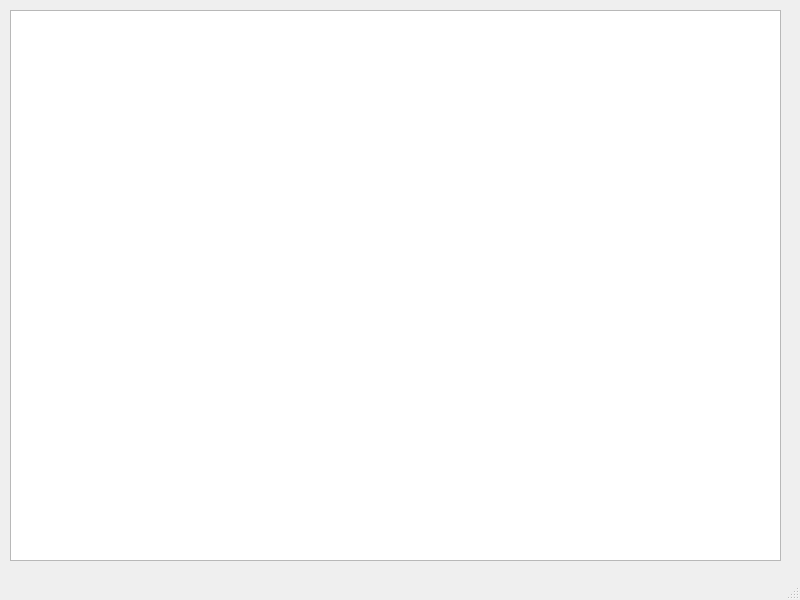
sitechbr/Codologia_cpp_qt, file 7_Notepad/mainwindow.ui: the form before one commit.
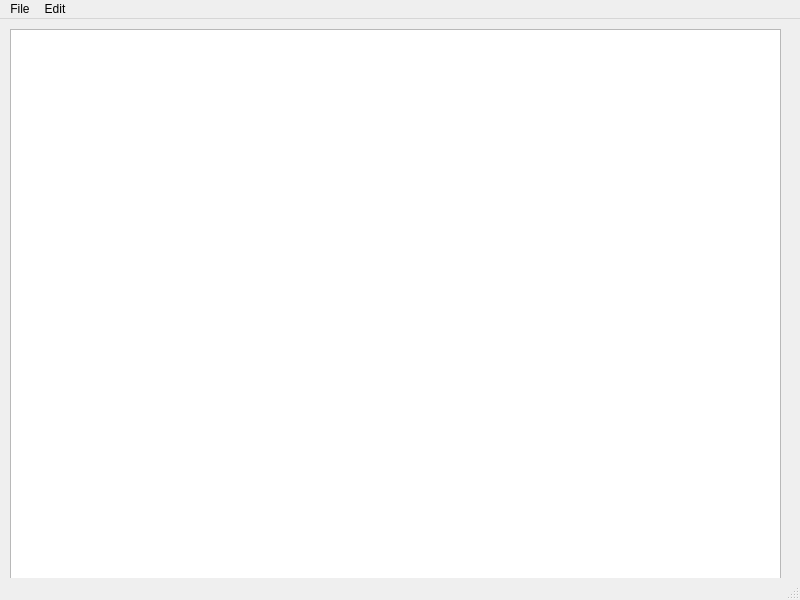
The form after the commit. Icons and pictures are not drawn.

```diff
--- a/7_Notepad/mainwindow.ui
+++ b/7_Notepad/mainwindow.ui
@@ -39,6 +39,29 @@
      <height>22</height>
     </rect>
    </property>
+   <widget class="QMenu" name="menuFile">
+    <property name="title">
+     <string>File</string>
+    </property>
+    <addaction name="actionNew"/>
+    <addaction name="separator"/>
+    <addaction name="actionOpen"/>
+    <addaction name="actionSace_as"/>
+    <addaction name="actionPrint"/>
+    <addaction name="actionExit"/>
+   </widget>
+   <widget class="QMenu" name="menuEdit">
+    <property name="title">
+     <string>Edit</string>
+    </property>
+    <addaction name="actionCopy"/>
+    <addaction name="actionPaste"/>
+    <addaction name="actionCut"/>
+    <addaction name="actionUndo"/>
+    <addaction name="actionRedo"/>
+   </widget>
+   <addaction name="menuFile"/>
+   <addaction name="menuEdit"/>
   </widget>
   <widget class="QStatusBar" name="statusbar"/>
  </widget>
```
Left out of the diff: 78 changed lines with no effect on the pictures.
